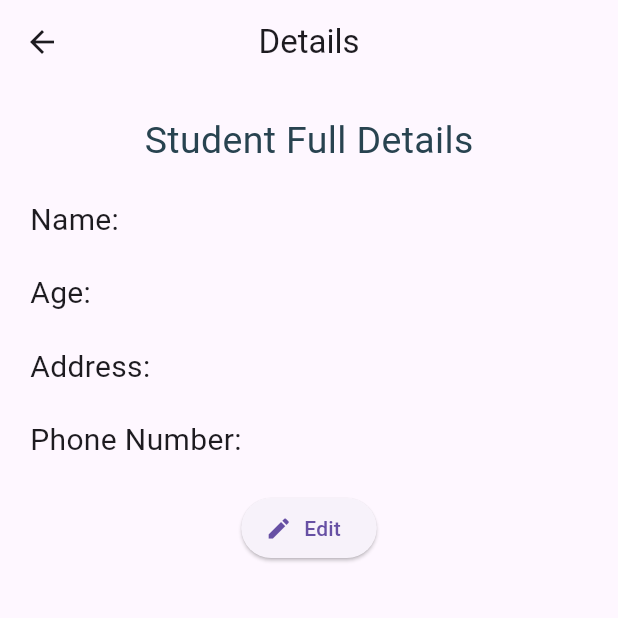
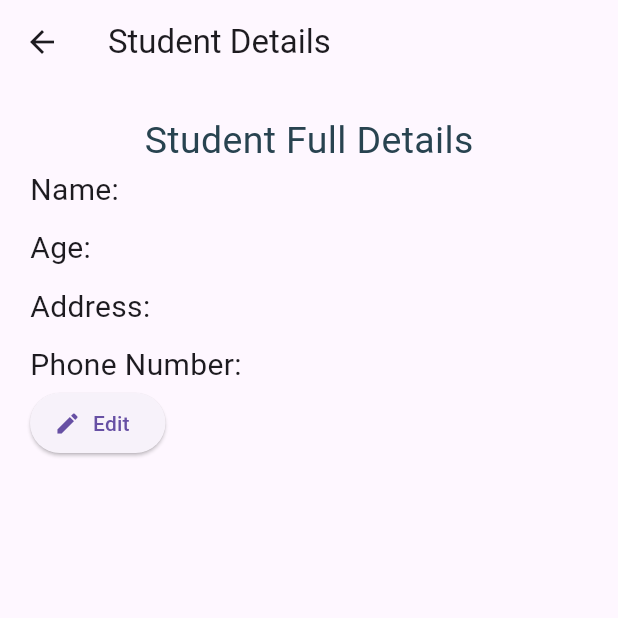
Before and after one commit to sufiyansakkeer/Student-details, a Flutter app: the DisplayStudent screen opened directly with empty values, on a phone screen of 412 x 824 dp, the top half of it. Run offline on Flutter 3.47's test engine with Material 2 defaults, Android fonts, the phone set to English and light mode, and no system bars; our stand-ins replace equatable, flutter_bloc, hive_flutter; accounts and stored records are empty.

Commit message:
bloc add function added

```diff
--- /dev/null
+++ b/lib/student_bloc/bloc/student_bloc.dart
@@ -0,0 +1,26 @@
+import 'dart:developer';
+
+import 'package:equatable/equatable.dart';
+import 'package:flutter_bloc/flutter_bloc.dart';
+import 'package:meta/meta.dart';
+import 'package:sample_2/db/functions/db_function.dart';
+import 'package:sample_2/db/models/data_modal.dart';
+
+part 'student_event.dart';
+part 'student_state.dart';
+
+class StudentBloc extends Bloc<StudentEvent, StudentState> {
+  StudentBloc() : super(StudentInitial()) {
+    on<AddStudent>((event, emit) async {
+      log(event.studentModel.name.toString());
+      await addStudent(event.studentModel);
+      final result = await getallstudents();
+      emit(ReadState(studentList: result));
+    });
+    on<EditStudentEvent>((event, emit) async {
+      await editList(event.id, event.studentModel);
+      final result = await getallstudents();
+      emit(ReadState(studentList: result));
+    });
+  }
+}
--- /dev/null
+++ b/lib/student_bloc/bloc/student_event.dart
@@ -0,0 +1,22 @@
+part of 'student_bloc.dart';
+
+@immutable
+abstract class StudentEvent extends Equatable {}
+
+class AddStudent extends StudentEvent {
+  final StudentModel studentModel;
+
+  AddStudent({required this.studentModel});
+
+  @override
+  List<Object?> get props => [];
+}
+
+class EditStudentEvent extends StudentEvent {
+  final int id;
+  final StudentModel studentModel;
+
+  EditStudentEvent({required this.id, required this.studentModel});
+  @override
+  List<Object?> get props => [];
+}
--- /dev/null
+++ b/lib/student_bloc/bloc/student_state.dart
@@ -0,0 +1,12 @@
+part of 'student_bloc.dart';
+
+@immutable
+abstract class StudentState {}
+
+class StudentInitial extends StudentState {}
+
+class ReadState extends StudentState {
+  final List<StudentModel> studentList;
+
+  ReadState({required this.studentList});
+}
--- a/lib/widgets/add_students.dart
+++ b/lib/widgets/add_students.dart
@@ -1,9 +1,10 @@
 import 'dart:io';
-
+import 'package:flutter_bloc/flutter_bloc.dart';
 import 'package:flutter/material.dart';
 
 import 'package:sample_2/db/functions/db_function.dart';
 import 'package:sample_2/db/models/data_modal.dart';
+import 'package:sample_2/student_bloc/bloc/student_bloc.dart';
 
 class AddStudentClass extends StatelessWidget {
   AddStudentClass({Key? key}) : super(key: key);
@@ -101,6 +102,12 @@ class AddStudentClass extends StatelessWidget {
                 ElevatedButton.icon(
                     onPressed: (() {
                       if (_formKey.currentState!.validate()) {
+                        // context.read<StudentBloc>().add(AddStudent(
+                        //     studentModel: StudentModel(
+                        //         name: "name",
+                        //         age: "xx",
+                        //         address: "address",
+                        //         phnNumber: "phnNumber")));
                         onStudentAddButtonClick(context);
                         Navigator.of(context).pop();
                       }
@@ -139,6 +146,8 @@ class AddStudentClass extends StatelessWidget {
       phnNumber: number,
       address: address,
     );
-    addStudent(student);
+    BlocProvider.of<StudentBloc>(context)
+        .add(AddStudent(studentModel: student));
+    // addStudent(student);
   }
 }
--- a/lib/widgets/display_student_screen.dart
+++ b/lib/widgets/display_student_screen.dart
@@ -1,5 +1,4 @@
 import 'package:flutter/material.dart';
-import 'package:sample_2/core/constants.dart';
 import 'package:sample_2/widgets/edit_student.dart';
 
 class DisplayStudent extends StatelessWidget {
@@ -7,7 +6,7 @@ class DisplayStudent extends StatelessWidget {
   final String age;
   final String address;
   final String number;
-
+  // final String photo;
   final int index;
   const DisplayStudent({
     super.key,
@@ -16,7 +15,7 @@ class DisplayStudent extends StatelessWidget {
     required this.address,
     required this.number,
     required this.index,
-
+    // required this.photo,
     // required String photo,
   });
 
@@ -24,15 +23,14 @@ class DisplayStudent extends StatelessWidget {
   Widget build(BuildContext context) {
     return Scaffold(
       appBar: AppBar(
-        centerTitle: true,
-        title: const Text('Details'),
+        title: const Text('Student Details'),
       ),
       body: SafeArea(
         child: SingleChildScrollView(
           child: Padding(
             padding: const EdgeInsets.all(20),
             child: Column(
-              mainAxisAlignment: MainAxisAlignment.spaceEvenly,
+              mainAxisAlignment: MainAxisAlignment.start,
               crossAxisAlignment: CrossAxisAlignment.start,
               children: [
                 const Center(
@@ -41,38 +39,39 @@ class DisplayStudent extends StatelessWidget {
                     style: TextStyle(fontSize: 25, color: Color(0xFF284350)),
                   ),
                 ),
-                kHight20,
                 Text(
                   'Name: $name',
                   style: const TextStyle(
                     fontSize: 20,
                   ),
                 ),
-                kHight20,
+                const SizedBox(
+                  height: 10,
+                ),
                 Text(
                   'Age: $age',
                   style: const TextStyle(
                     fontSize: 20,
                   ),
                 ),
-                kHight20,
+                const SizedBox(
+                  height: 10,
+                ),
                 Text(
                   'Address: $address',
                   style: const TextStyle(
                     fontSize: 20,
                   ),
                 ),
-                kHight20,
+                const SizedBox(
+                  height: 10,
+                ),
                 Text(
                   'Phone Number: $number',
                   style: const TextStyle(
                     fontSize: 20,
                   ),
                 ),
-                kHight20,
-                Row(
-                  mainAxisAlignment: MainAxisAlignment.center,
-                  children: [
                 ElevatedButton.icon(
                     onPressed: (() {
                       Navigator.of(context)
@@ -83,13 +82,13 @@ class DisplayStudent extends StatelessWidget {
                           address: address,
                           number: number,
                           index: index,
+                          // image: photo,
+                          // photo: ''
                         );
                       })));
                     }),
                     icon: const Icon(Icons.edit),
-                        label: const Text('Edit')),
-                  ],
-                )
+                    label: const Text('Edit'))
               ],
             ),
           ),
--- a/lib/widgets/edit_student.dart
+++ b/lib/widgets/edit_student.dart
@@ -1,7 +1,9 @@
 import 'package:flutter/material.dart';
+import 'package:flutter_bloc/flutter_bloc.dart';
 
 import 'package:sample_2/db/functions/db_function.dart';
 import 'package:sample_2/db/models/data_modal.dart';
+import 'package:sample_2/student_bloc/bloc/student_bloc.dart';
 
 class EditStudent extends StatelessWidget {
   final String name;
@@ -166,6 +168,8 @@ class EditStudent extends StatelessWidget {
         ),
       ),
     );
-    editList(index, studentmodel);
+    // editList(index, studentmodel);
+    BlocProvider.of<StudentBloc>(context)
+        .add(EditStudentEvent(studentModel: studentmodel, id: index));
   }
 }
--- a/pubspec.yaml
+++ b/pubspec.yaml
@@ -30,12 +30,12 @@ environment:
 # versions available, run `flutter pub outdated`.
 dependencies:
   build: ^2.3.1
-
+  equatable: ^2.0.5
   flutter:
     sdk: flutter
+  flutter_bloc: ^8.1.2
   hive: ^2.2.3
   hive_flutter: ^1.1.0
-
 
 dev_dependencies:
   build_runner: ^2.3.3
```
Also changed, not shown: lib/db/functions/db_function.dart (+7 -6 lines), lib/main.dart (+11 -6 lines), lib/widgets/students_list.dart (+10 -5 lines), pubspec.lock. Lines whose indentation alone changed are shown as unchanged.
